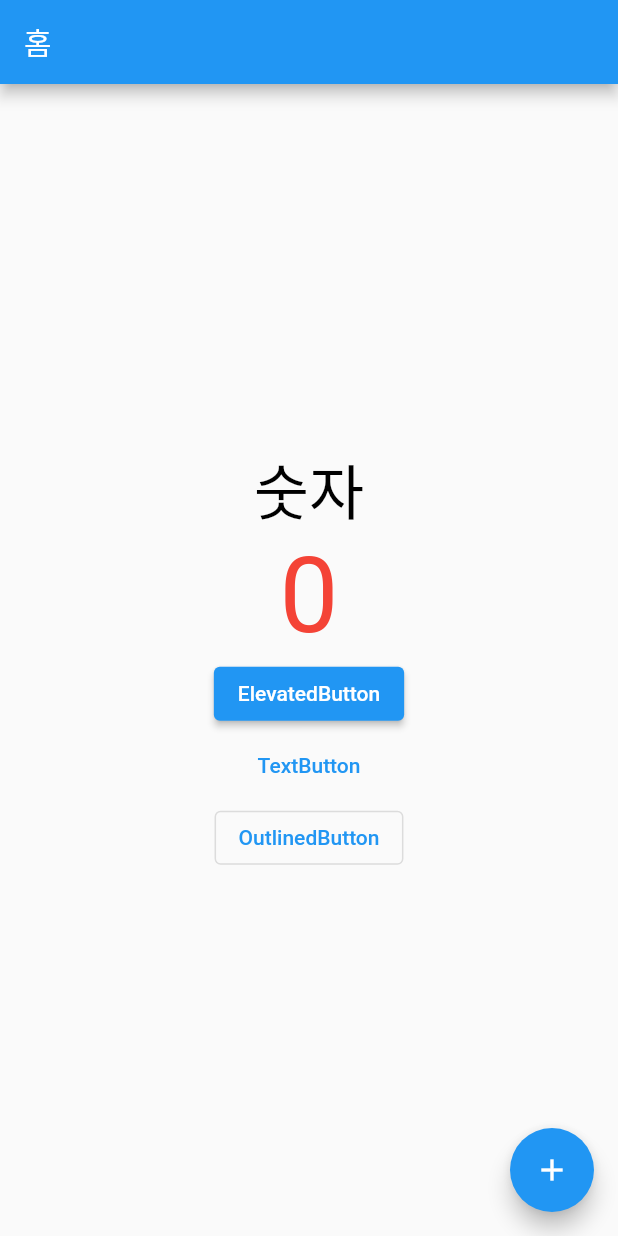
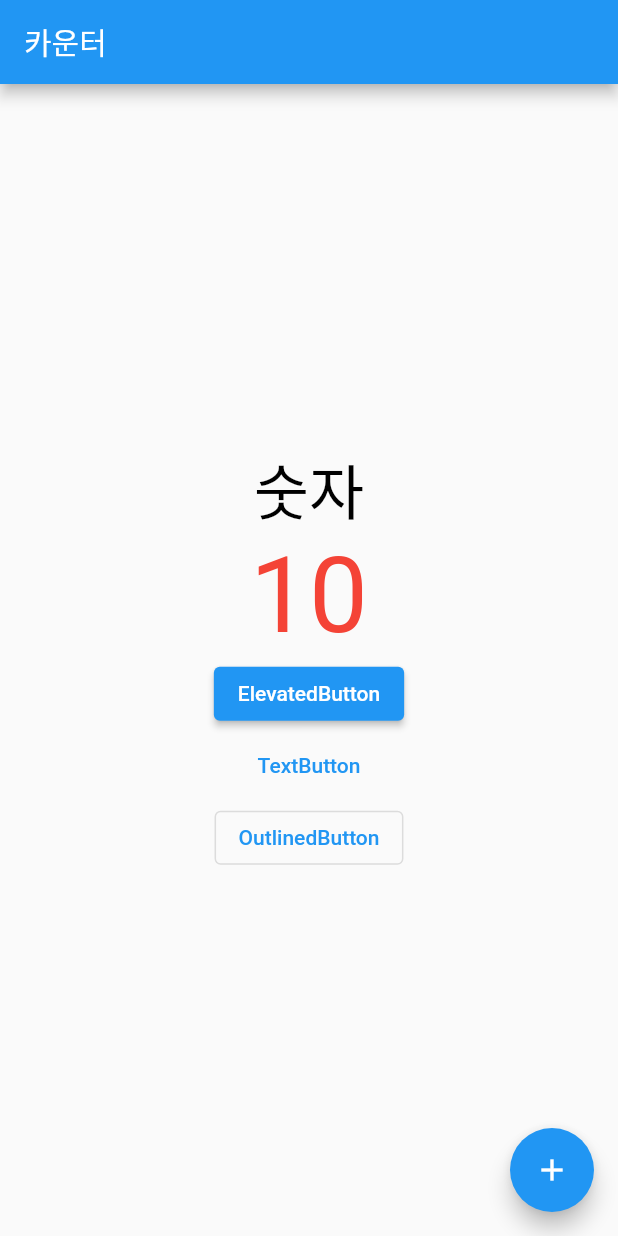
Before and after one commit to blueknarr/first_flutter_app, a Flutter app: the screen it shows after launch, on a phone screen of 412 x 824 dp. Run offline on Flutter 3.47's test engine with Material 2 defaults, Android fonts, the phone set to English and light mode, and no system bars.

```diff
--- a/lib/my_home_page.dart
+++ b/lib/my_home_page.dart
@@ -13,7 +13,7 @@ class MyHomePage extends StatefulWidget {
 
 class _MyHomnePageState extends State<MyHomePage> {
   /// 정수형 타입의 count 변수 0으로 초기화한다.
-  int count = 0;
+  int number = 10;
 
   /// Scaffold() : 앱을 만드는 뼈대가 되는 기본 위젯
   @override
@@ -22,7 +22,7 @@ class _MyHomnePageState extends State<MyHomePage> {
       /// AppBar() 속성을 이용해 화면 상단에 Bar를 생성한다.
       appBar: AppBar(
         /// Text() 위젯을 사용해 글씨를 나타낸다.
-        title: Text('홈'),
+        title: Text('카운터'),
       ),
 
       /// Center() 속성을 이용해 0을 중앙에 나타낸다.
@@ -43,7 +43,7 @@ class _MyHomnePageState extends State<MyHomePage> {
             ),
             Text(
               /// count 변수의 값을 글자 형태로 표시할 수 있다.
-              '$count',
+              '$number',
 
               /// TextStyle() 속성으로 폰트 색상과 크기를 설정한다.
               style: TextStyle(
@@ -82,7 +82,7 @@ class _MyHomnePageState extends State<MyHomePage> {
             /// 화면 갱신, 상태 변화가 생겼을 때 바로 반영한다.
             setState(() {
               /// '+' 아이콘을 클릭하면, count 값이 1 증가한다.
-              count++;
+              number++;
             });
           },
 
```
